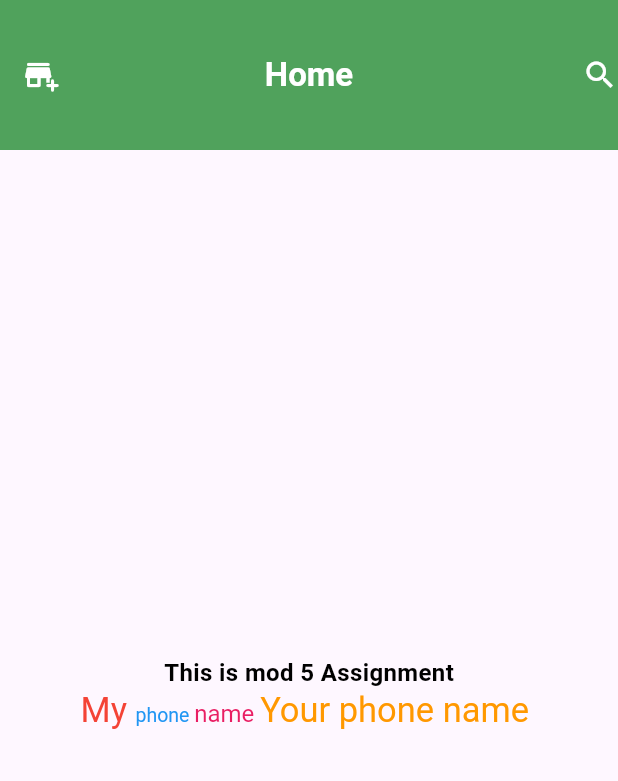
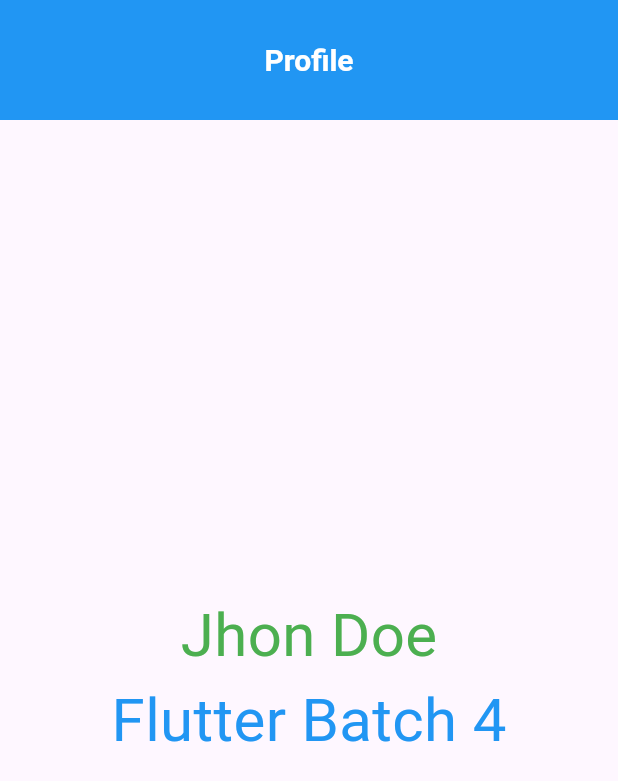
Before and after one commit to shamim36/O-Assign-09, a Flutter app: the screen it shows after launch, on a phone screen of 412 x 824 dp. Shown: the top 781 px of the screen. Run offline on Flutter 3.47's test engine with Material 3 defaults, Android fonts, the phone set to English and light mode, and no system bars.

Commit message:
Module 05-part03

```diff
--- a/module05/lib/main.dart
+++ b/module05/lib/main.dart
@@ -8,62 +8,42 @@ class MyApp extends StatelessWidget {
   @override
   Widget build(BuildContext context) {
     return const MaterialApp(
-      debugShowCheckedModeBanner: true,
-      home: HomeScreen(),
+      home: ProfileActivity(),
     );
   }
 }
 
-class HomeScreen extends StatelessWidget {
-  const HomeScreen({super.key});
+class ProfileActivity extends StatelessWidget {
+  const ProfileActivity({super.key});
 
   @override
   Widget build(BuildContext context) {
     return Scaffold(
       appBar: AppBar(
-        centerTitle: true,
-        backgroundColor: Colors.green,
-        toolbarHeight: 100,
-        elevation: 70,
-        title: const Text(
-          'Home',
-          style: TextStyle(color: Colors.white, fontWeight: FontWeight.bold),
+        toolbarHeight: 80,
+        backgroundColor: Colors.blue,
+        title: const Center(
+          child: Text(
+            'Profile',
+            style: TextStyle(
+                color: Colors.white, fontSize: 20, fontWeight: FontWeight.bold),
+          ),
         ),
-        leading: const Icon(Icons.add_business_rounded, color: Colors.white),
-        actions: const [
-          Icon(Icons.search, color: Colors.white),
-        ],
       ),
       body: Center(
-        child: Column(
+        child: Row(
           mainAxisAlignment: MainAxisAlignment.center,
           children: [
-            const Text(
-              'This is mod 5 Assignment',
-              style: TextStyle(
-                  color: Colors.black,
-                  fontSize: 16,
-                  fontWeight: FontWeight.bold),
-            ),
-            Row(
+            Column(
               mainAxisAlignment: MainAxisAlignment.center,
               children: [
-                RichText(
-                  text: const TextSpan(
-                    style: TextStyle(fontSize: 23, color: Colors.red),
-                    text: 'My ',
-                    children: [
-                      TextSpan(
-                          text: 'phone ',
-                          style: TextStyle(fontSize: 13, color: Colors.blue)),
-                      TextSpan(
-                          text: 'name ',
-                          style: TextStyle(fontSize: 16, color: Colors.pink)),
-                      TextSpan(
-                          text: 'Your phone name ',
-                          style: TextStyle(color: Colors.orange)),
-                    ],
-                  ),
+                Text(
+                  'Jhon Doe',
+                  style: TextStyle(fontSize: 40, color: Colors.green),
+                ),
+                Text(
+                  'Flutter Batch 4',
+                  style: TextStyle(fontSize: 40, color: Colors.blue),
                 ),
               ],
             ),
```
